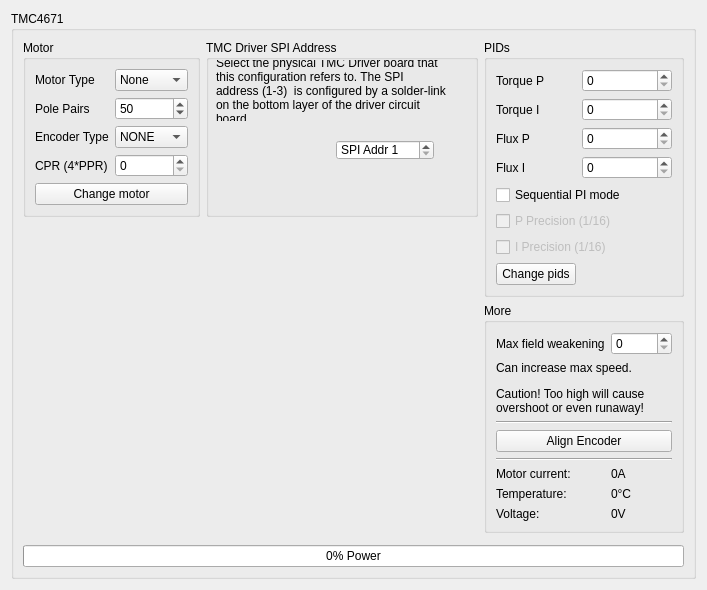
Above: res/tmc4671_ui.ui from Ultrawipf/OpenFFBoard-configurator before the change. Below: the same form after it.
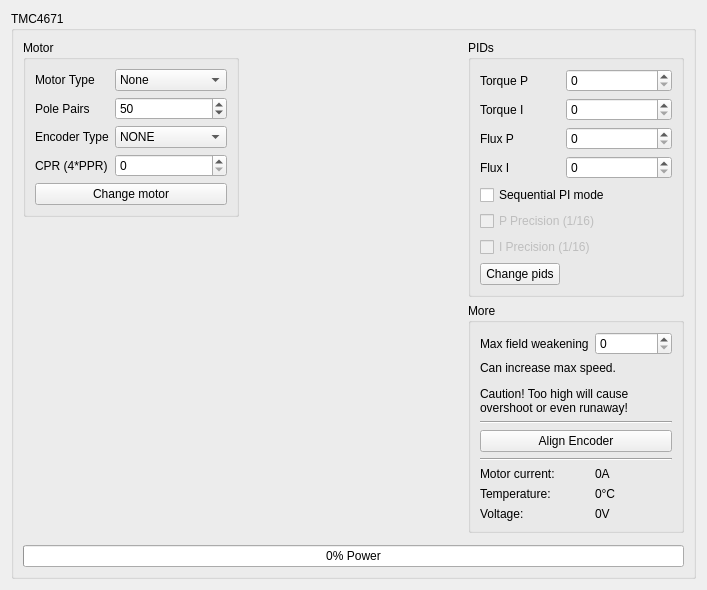
That is the form after the change. Custom widgets are drawn as their Qt base class.

Commit message: removed tmc cs pin selection

```diff
--- a/res/tmc4671_ui.ui
+++ b/res/tmc4671_ui.ui
@@ -81,63 +81,6 @@
         </property>
        </widget>
       </item>
-      <item row="0" column="1">
-       <widget class="QGroupBox" name="groupBox_5">
-        <property name="sizePolicy">
-         <sizepolicy hsizetype="Preferred" vsizetype="Preferred">
-          <horstretch>1</horstretch>
-          <verstretch>0</verstretch>
-         </sizepolicy>
-        </property>
-        <property name="title">
-         <string>TMC Driver SPI Address</string>
-        </property>
-        <widget class="QSpinBox" name="spinBox_tmc">
-         <property name="geometry">
-          <rect>
-           <x>130</x>
-           <y>100</y>
-           <width>98</width>
-           <height>20</height>
-          </rect>
-         </property>
-         <property name="sizePolicy">
-          <sizepolicy hsizetype="Fixed" vsizetype="Fixed">
-           <horstretch>0</horstretch>
-           <verstretch>0</verstretch>
-          </sizepolicy>
-         </property>
-         <property name="suffix">
-          <string/>
-         </property>
-         <property name="prefix">
-          <string>SPI Addr </string>
-         </property>
-         <property name="minimum">
-          <number>1</number>
-         </property>
-         <property name="maximum">
-          <number>3</number>
-         </property>
-        </widget>
-        <widget class="QLabel" name="label_14">
-         <property name="geometry">
-          <rect>
-           <x>10</x>
-           <y>20</y>
-           <width>231</width>
-           <height>61</height>
-          </rect>
-         </property>
-         <property name="text">
-          <string>Select the physical TMC Driver board that this configuration refers to. The SPI address (1-3)  is configured by a solder-link on the bottom layer of the driver circuit board.</string>
-         </property>
-         <property name="wordWrap">
-          <bool>true</bool>
-         </property>
-        </widget>
-       </widget>
-      </item>
       <item row="4" column="2">
        <widget class="QGroupBox" name="groupBox_4">
         <property name="maximumSize">
```
The commit also changes 2 other files.
